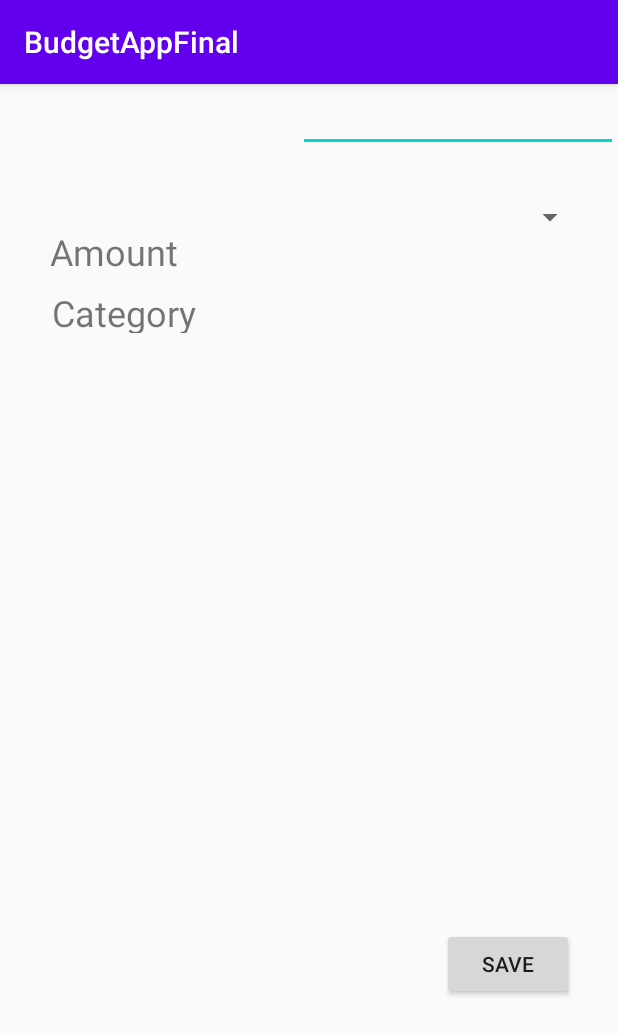
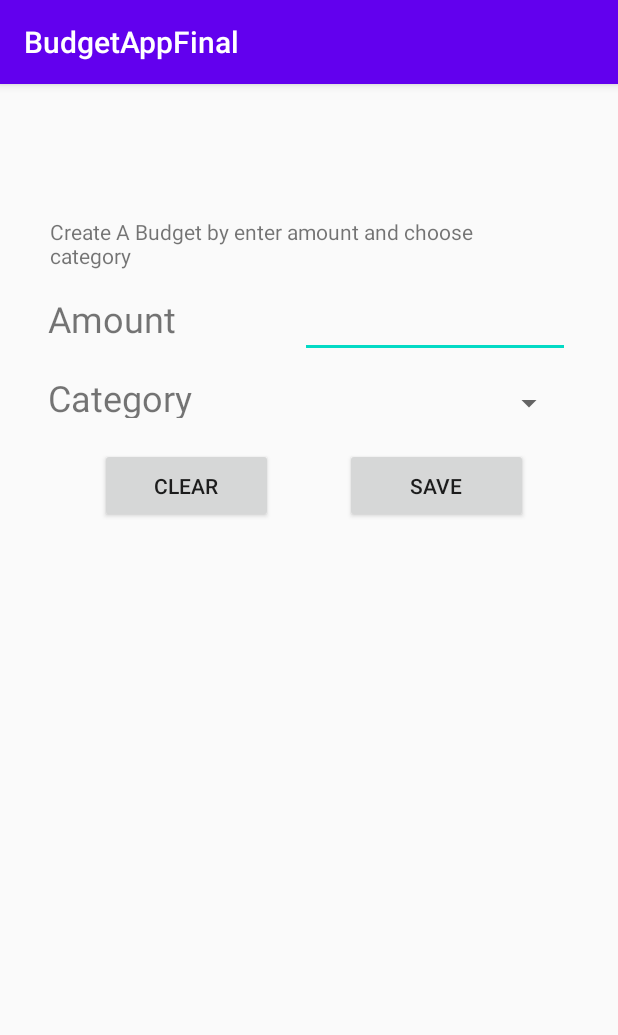
Before and after one commit to taypham/Android-app-personal-finance, an Android app: the BudgetActivity screen opened directly, with no data from a screen before it, on a phone screen of 412 x 824 dp. Shown: the top 1035 px of the screen. Run offline under Robolectric (Android 15) with nearby library versions, the phone set to English and light mode, and no system bars.

Commit message:
Merge branch 'master' of /Users/phamtay/AndroidStudioProjects/BudgetAppFinal with conflicts.

```diff
--- a/app/src/main/java/com/example/budgetappfinal/BudgetActivity.java
+++ b/app/src/main/java/com/example/budgetappfinal/BudgetActivity.java
@@ -3,18 +3,91 @@ package com.example.budgetappfinal;
 import androidx.appcompat.app.AppCompatActivity;
 
 import android.os.Bundle;
+import android.view.View;
+import android.widget.ArrayAdapter;
+import android.widget.Button;
 import android.widget.EditText;
 import android.widget.Spinner;
 
-public class BudgetActivity extends AppCompatActivity {
-    private EditText amount;
+import java.util.ArrayList;
+
+public class BudgetActivity extends AppCompatActivity implements BudgetInterface {
+    private EditText etAmount;
     private Spinner spCategory;
+    private Button btnClear, btnSave;
+    private BudgetActivityPresenter bPresenter;
 
     @Override
     protected void onCreate(Bundle savedInstanceState) {
         super.onCreate(savedInstanceState);
         setContentView(R.layout.activity_budget);
 
-        amount = (EditText) findViewById(R.id.edtAmount);
+        etAmount = (EditText) findViewById(R.id.edtAmount);
+        spCategory = (Spinner) findViewById(R.id.spnCategory);
+        bPresenter = new BudgetActivityPresenter(this, this.getApplicationContext() );
+        //addCategorySpinner();
+       /* btnClear.setOnClickListener(new View.OnClickListener() {
+            @Override
+            public void onClick(View v) {
+               // clean();
+            }
+        });
+
+        /*btnSave.setOnClickListener(new View.OnClickListener() {
+            @Override
+            public void onClick(View v) {
+                if ( bPresenter.budgetRegistration() )
+                    finish();
+            }
+        });*/
     }
+
+    public void addCategorySpinner() {
+        final String[] arrayCategory = {
+                this.getResources().getString(R.string.transport),
+                this.getResources().getString(R.string.bills),
+                this.getResources().getString(R.string.education),
+                this.getResources().getString(R.string.entertainment),
+                this.getResources().getString(R.string.food_dining),
+                this.getResources().getString(R.string.health_fitness),
+                this.getResources().getString(R.string.other),
+                this.getResources().getString(R.string.personal_care),
+                this.getResources().getString(R.string.shopping),
+                this.getResources().getString(R.string.travel)
+        };
+        ArrayAdapter<String> adapter = new ArrayAdapter<String>(getApplicationContext(), android.R.layout.simple_spinner_item, arrayCategory);
+        adapter.setDropDownViewResource(android.R.layout.simple_spinner_dropdown_item);
+        spCategory.setAdapter(adapter);
+    }
+    public void clean() {
+
+        etAmount.setText(null);
+
+        spCategory.setSelection(0);
+
+    }
+
+    @Override
+    public String getbudgetAmount() {
+        return null;
+    }
+
+    @Override
+    public String getbudgetCategory() {
+        return null;
+    }
+
+    @Override
+    public void inserted() {
+
+    }
+    @Override
+    public void databaseInsertError(){
+
+    }
+    @Override
+    public void registrationError(){
+
+    }
+
 }
--- /dev/null
+++ b/app/src/main/java/com/example/budgetappfinal/BudgetActivityPresenter.java
@@ -0,0 +1,34 @@
+package com.example.budgetappfinal;
+import android.content.Context;
+import com.example.budgetappfinal.BudgetInterface;
+import com.example.budgetappfinal.BudgetInterface;
+
+public class BudgetActivityPresenter {
+    BudgetInterface bView;
+    Context c;
+    public BudgetActivityPresenter(BudgetInterface view, Context context) {
+        this.bView = view;
+        this.c = context;
+    }
+    public boolean budgetRegistration() {
+        BudgetDao budget = new BudgetDao(c);
+
+
+        String amount = bView.getbudgetAmount();
+        String category = bView.getbudgetCategory();
+
+        if (  !amount.equals("") && !category.equals("")) {
+
+            if ( budget.insertBudget(Float.parseFloat(amount),category) ) {
+                bView.inserted();
+                return true;
+            } else {
+                bView.databaseInsertError();
+                return false;
+            }
+        } else {
+            bView.registrationError();
+            return false;
+        }
+    }
+}
--- /dev/null
+++ b/app/src/main/java/com/example/budgetappfinal/BudgetInterface.java
@@ -0,0 +1,12 @@
+package com.example.budgetappfinal;
+
+public interface BudgetInterface {
+    String getbudgetAmount();
+    String getbudgetCategory();
+
+    void inserted();
+
+    void databaseInsertError();
+
+    void registrationError();
+}
--- a/app/src/main/res/layout/activity_budget.xml
+++ b/app/src/main/res/layout/activity_budget.xml
@@ -9,84 +9,119 @@
 
     <TextView
         android:id="@+id/tvCategory"
-        android:layout_width="121dp"
+        android:layout_width="wrap_content"
         android:layout_height="30dp"
         android:layout_alignBottom="@+id/spnCategory"
         android:layout_alignParentStart="true"
         android:layout_alignParentLeft="true"
         android:layout_marginStart="32dp"
-        android:layout_marginTop="53dp"
+        android:layout_marginTop="110dp"
         android:layout_marginEnd="254dp"
-        android:layout_marginBottom="520dp"
+        android:layout_marginBottom="463dp"
         android:text="@string/category"
         android:textAppearance="?android:attr/textAppearanceSmall"
         android:textSize="24sp"
         app:layout_constraintBottom_toBottomOf="parent"
         app:layout_constraintEnd_toEndOf="parent"
+        app:layout_constraintHorizontal_bias="0.0"
         app:layout_constraintStart_toStartOf="parent"
         app:layout_constraintTop_toTopOf="parent"
         tools:ignore="MissingConstraints" />
 
     <TextView
         android:id="@+id/tvAmount"
-        android:layout_width="123dp"
-        android:layout_height="31dp"
-        android:layout_alignBottom="@+id/spnCategory"
+        android:layout_width="117dp"
+        android:layout_height="34dp"
+        android:layout_alignBottom="@id/tvCategory"
         android:layout_alignParentStart="true"
         android:layout_alignParentLeft="true"
         android:layout_marginStart="32dp"
-        android:layout_marginTop="13dp"
-        android:layout_marginEnd="254dp"
-        android:layout_marginBottom="559dp"
+        android:layout_marginTop="55dp"
+        android:layout_marginBottom="509dp"
         android:text="@string/amount"
         android:textAppearance="?android:attr/textAppearanceSmall"
         android:textSize="24sp"
         app:layout_constraintBottom_toBottomOf="parent"
-        app:layout_constraintEnd_toEndOf="parent"
+        app:layout_constraintEnd_toStartOf="@+id/edtAmount"
+        app:layout_constraintHorizontal_bias="0.0"
         app:layout_constraintStart_toStartOf="parent"
         app:layout_constraintTop_toTopOf="parent"
         tools:ignore="MissingConstraints" />
 
     <EditText
         android:id="@+id/edtAmount"
-        android:layout_width="wrap_content"
+        android:layout_width="180dp"
         android:layout_height="wrap_content"
         android:layout_alignParentEnd="true"
         android:layout_alignParentRight="true"
-        android:layout_marginStart="200dp"
-        android:layout_marginBottom="558dp"
+        android:layout_marginStart="203dp"
+        android:layout_marginTop="55dp"
+        android:layout_marginEnd="32dp"
+        android:layout_marginBottom="503dp"
         android:ems="10"
         android:inputType="numberDecimal"
         app:layout_constraintBottom_toBottomOf="parent"
         app:layout_constraintEnd_toEndOf="parent"
         app:layout_constraintHorizontal_bias="1.0"
+        app:layout_constraintStart_toEndOf="@+id/tvAmount"
         app:layout_constraintStart_toStartOf="parent"
         app:layout_constraintTop_toTopOf="parent"
-        app:layout_constraintVertical_bias="0.0"
         tools:ignore="MissingConstraints" />
 
     <Spinner
         android:id="@+id/spCategory"
-        android:layout_width="187dp"
-        android:layout_height="40dp"
+        android:layout_width="180dp"
+        android:layout_height="wrap_content"
+        android:layout_marginStart="64dp"
+        android:layout_marginTop="110dp"
+        android:layout_marginEnd="32dp"
+        android:layout_marginBottom="453dp"
         android:dropDownWidth="wrap_content"
         android:spinnerMode="dropdown"
         app:layout_constraintBottom_toBottomOf="parent"
         app:layout_constraintEnd_toEndOf="parent"
-        app:layout_constraintHorizontal_bias="0.906"
-        app:layout_constraintStart_toStartOf="parent"
-        app:layout_constraintTop_toTopOf="parent"
-        app:layout_constraintVertical_bias="0.094" />
+        app:layout_constraintStart_toEndOf="@+id/tvCategory"
+        app:layout_constraintTop_toTopOf="parent" />
 
     <Button
         android:id="@+id/btnSave"
-        android:layout_width="wrap_content"
-        android:layout_height="wrap_content"
-        android:layout_marginStart="294dp"
-        android:layout_marginTop="480dp"
-        android:layout_marginEnd="29dp"
-        android:layout_marginBottom="75dp"
+        android:layout_width="0dp"
+        android:layout_height="50dp"
+        android:layout_marginStart="230dp"
+        android:layout_marginTop="160dp"
+        android:layout_marginEnd="60dp"
+        android:layout_marginBottom="393dp"
         android:text="Save"
+        app:layout_constraintBottom_toBottomOf="parent"
+        app:layout_constraintEnd_toEndOf="parent"
+        app:layout_constraintHorizontal_bias="0.0"
+        app:layout_constraintStart_toStartOf="parent"
+        app:layout_constraintTop_toTopOf="parent" />
+
+    <Button
+        android:id="@+id/btnClear"
+        android:layout_width="115dp"
+        android:layout_height="50dp"
+        android:layout_marginStart="60dp"
+        android:layout_marginTop="160dp"
+        android:layout_marginEnd="230dp"
+        android:layout_marginBottom="393dp"
+        android:text="Clear"
+        app:layout_constraintBottom_toBottomOf="parent"
+        app:layout_constraintEnd_toEndOf="parent"
+        app:layout_constraintHorizontal_bias="1.0"
+        app:layout_constraintStart_toStartOf="parent"
+        app:layout_constraintTop_toTopOf="parent" />
+
+    <TextView
+        android:id="@+id/textView"
+        android:layout_width="326dp"
+        android:layout_height="36dp"
+        android:layout_marginStart="32dp"
+        android:layout_marginTop="6dp"
+        android:layout_marginEnd="52dp"
+        android:layout_marginBottom="561dp"
+        android:text="Create A Budget by enter amount and choose category"
         app:layout_constraintBottom_toBottomOf="parent"
         app:layout_constraintEnd_toEndOf="parent"
         app:layout_constraintStart_toStartOf="parent"
--- a/app/src/main/res/values/strings.xml
+++ b/app/src/main/res/values/strings.xml
@@ -1,22 +1,16 @@
 <resources>
-    <string name="app_name">BudgetAppFinal</string>
-    <string name="balance_name">View Your Balance and Income</string>
-    <string name="account">Account</string>
-    <string name="balance">Balance</string>
-    <string name="income_add">Add Income</string>
-    <string name="edtIncome">Toal Income</string>
+<string name="app_name">BudgetAppFinal</string>
     <string name="category">Category</string>
     <string name="amount">Amount</string>
+    <string name="transport">Transport</string>
     <string name="bills">Bills</string>
     <string name="education">Education</string>
+    <string name="Entertainment" />
     <string name="entertainment">Entertainment</string>
-    <string name="food_dining"><![CDATA[Food&Dinning]]></string>
-    <string name="health_fitness"><![CDATA[Health&Fitness]]></string>
-    <string name="other">Other</string>
+    <string name="food_dining">Food dining</string>
+    <string name="health_fitness">Health and Fitness</string>
+    <string name="other">Others</string>
     <string name="personal_care">Personal Care</string>
     <string name="shopping">Shopping</string>
-    <string name="transportation">Transportation</string>
-    <string name="travel">Travel</string>
-    <string name="successfully_inserted">Sucessfully Inserted</string>
-    <string name="db_insert_error">Database Insert Error</string>
+    <string name="travel">Travels</string>
 </resources>
```
Also changed, not shown: app/src/main/java/com/example/budgetappfinal/BudgetDao.java (added, +31 -0 lines), app/src/main/java/com/example/budgetappfinal/Database.java (added, +25 -0 lines).
